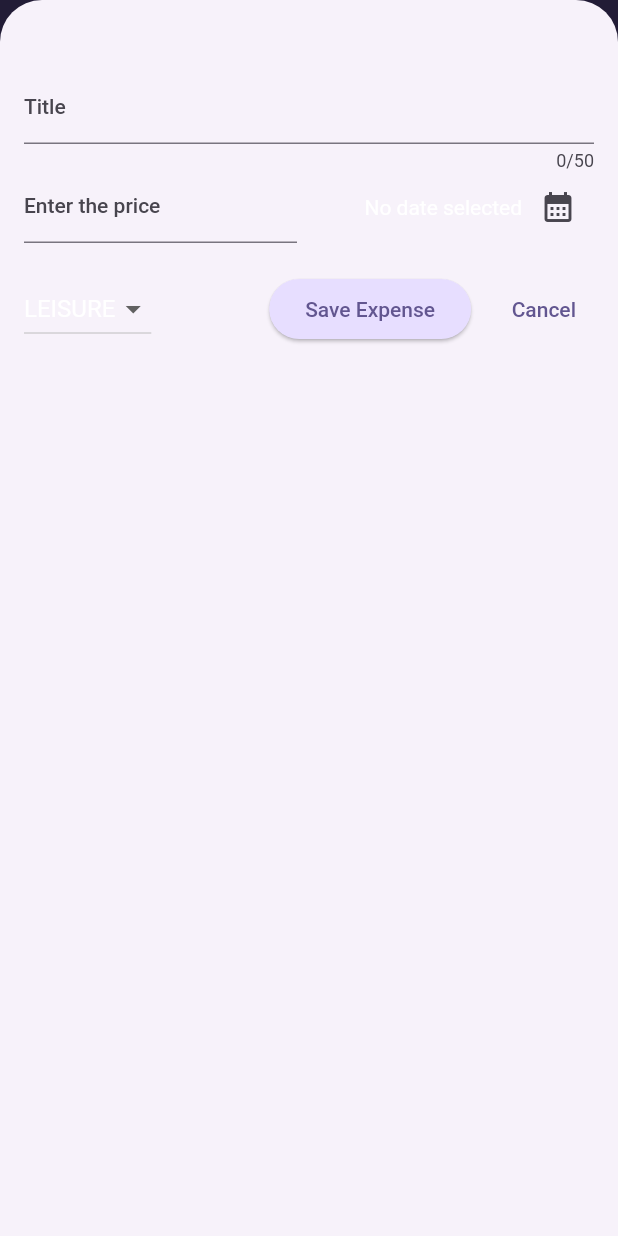
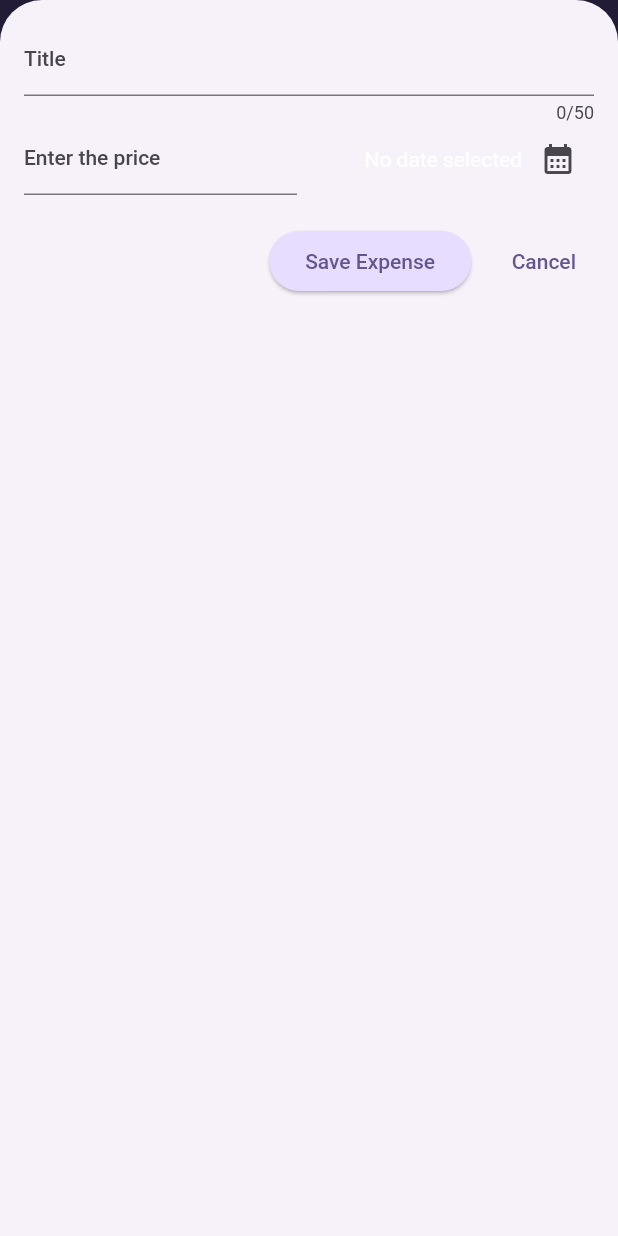
Before and after one commit to lotfiengineer/adding_interactivity, a Flutter app: the screen it shows after launch, after a tap on the "add" icon, on a phone screen of 412 x 824 dp. Run offline on Flutter 3.47's test engine with Material 2 defaults, Android fonts, the phone set to English and light mode, and no system bars.

Commit message:
The interactivity section is finished.

```diff
--- a/lib/widgets/expenses.dart
+++ b/lib/widgets/expenses.dart
@@ -1,8 +1,8 @@
 import 'package:flutter/material.dart';
 
+import 'package:expense_tracker/widgets/new_expense.dart';
+import 'package:expense_tracker/widgets/expenses_list/expenses_list.dart';
 import 'package:expense_tracker/models/expense.dart';
-import 'package:expense_tracker/widgets/expenses_list/expenses_list.dart';
-import 'package:expense_tracker/widgets/new_expense.dart';
 import 'package:expense_tracker/widgets/chart/chart.dart';
 
 class Expenses extends StatefulWidget {
@@ -17,34 +17,36 @@ class Expenses extends StatefulWidget {
 class _ExpensesState extends State<Expenses> {
   final List<Expense> _registeredExpenses = [
     Expense(
-      title: 'Dubai (Private Jet)',
-      amount: 20000,
-      date: DateTime.now(),
-      category: Category.travel,
-    ),
-    Expense(
-      title: 'Conquering the earth',
-      amount: 10,
+      title: 'Flutter Course',
+      amount: 19.99,
       date: DateTime.now(),
       category: Category.work,
     ),
     Expense(
-      title: "Stake",
-      amount: 1000,
+      title: 'Cinema',
+      amount: 15.69,
       date: DateTime.now(),
-      category: Category.food,
+      category: Category.leisure,
     ),
   ];
 
-  void _addNewExpense(Expense newExpense) {
+  void _openAddExpenseOverlay() {
+    showModalBottomSheet(
+      useSafeArea: true,
+      isScrollControlled: true,
+      context: context,
+      builder: (ctx) => NewExpense(onAddExpense: _addExpense),
+    );
+  }
+
+  void _addExpense(Expense expense) {
     setState(() {
-      _registeredExpenses.add(newExpense);
+      _registeredExpenses.add(expense);
     });
   }
 
   void _removeExpense(Expense expense) {
     final expenseIndex = _registeredExpenses.indexOf(expense);
-
     setState(() {
       _registeredExpenses.remove(expense);
     });
@@ -52,9 +54,9 @@ class _ExpensesState extends State<Expenses> {
     ScaffoldMessenger.of(context).showSnackBar(
       SnackBar(
         duration: const Duration(seconds: 3),
-        content: Text('Expense deleted.'),
+        content: const Text('Expense deleted.'),
         action: SnackBarAction(
-          label: "Undo",
+          label: 'Undo',
           onPressed: () {
             setState(() {
               _registeredExpenses.insert(expenseIndex, expense);
@@ -65,20 +67,12 @@ class _ExpensesState extends State<Expenses> {
     );
   }
 
-  void _openAddExpenseOverlay() {
-    showModalBottomSheet(
-      isScrollControlled: true,
-      context: context,
-      builder: (ctx) => NewExpense(
-        onAddExpense: _addNewExpense,
-      ),
-    );
-  }
-
   @override
   Widget build(BuildContext context) {
-    Widget mainContent = Center(
-      child: const Text("No expenses found. Start adding some!"),
+    final width = MediaQuery.of(context).size.width;
+
+    Widget mainContent = const Center(
+      child: Text('No expenses found. Start adding some!'),
     );
 
     if (_registeredExpenses.isNotEmpty) {
@@ -90,18 +84,28 @@ class _ExpensesState extends State<Expenses> {
 
     return Scaffold(
       appBar: AppBar(
-        title: const Text('Mohammad is a GOD'),
+        title: const Text('Flutter ExpenseTracker'),
         actions: [
-          // Actions wants a list of widgets.
           IconButton(
             onPressed: _openAddExpenseOverlay,
             icon: const Icon(Icons.add),
           ),
         ],
       ),
-      body: Column(
+      body: width < 600
+          ? Column(
               children: [
                 Chart(expenses: _registeredExpenses),
+                Expanded(
+                  child: mainContent,
+                ),
+              ],
+            )
+          : Row(
+              children: [
+                Expanded(
+                  child: Chart(expenses: _registeredExpenses),
+                ),
                 Expanded(
                   child: mainContent,
                 ),
--- a/lib/widgets/expenses_list/expense_item.dart
+++ b/lib/widgets/expenses_list/expense_item.dart
@@ -5,6 +5,7 @@ class ExpenseItem extends StatelessWidget {
   ExpenseItem(this.expense, {super.key});
 
   final Expense expense;
+
 
   Widget build(BuildContext context) {
     return Card(
--- a/lib/widgets/new_expense.dart
+++ b/lib/widgets/new_expense.dart
@@ -1,4 +1,7 @@
 import 'package:flutter/material.dart';
+import 'package:flutter/cupertino.dart';
+import 'dart:io';
+
 import 'package:expense_tracker/models/expense.dart';
 
 class NewExpense extends StatefulWidget {
@@ -33,17 +36,24 @@ class _NewExpenseState extends State<NewExpense> {
     });
   }
 
-  void _submitExpenseData() {
-    // also invalid amount
-    final enteredNumber = double.tryParse(_priceController.text);
-    final amountIsInvalid = enteredNumber == null || enteredNumber <= 0;
-
-    // Check if the date is invalid
-    final isDateInvalid = _selectedDate == null;
-
-    if (_titleController.text.trim().isEmpty ||
-        amountIsInvalid ||
-        isDateInvalid) {
+  void _showDialog() {
+    if (Platform.isIOS) {
+      showCupertinoDialog(
+        context: context,
+        builder: (ctx) => CupertinoAlertDialog(
+          title: const Text('Invalid input'),
+          content: const Text("Please make sure all the inputs are correct"),
+          actions: [
+            TextButton(
+              onPressed: () {
+                Navigator.pop(ctx);
+              },
+              child: const Text('Gotcha :)'),
+            ),
+          ],
+        ),
+      );
+    } else {
       // show error message
       showDialog(
         context: context,
@@ -60,7 +70,21 @@ class _NewExpenseState extends State<NewExpense> {
           ],
         ),
       );
+    }
+  }
 
+  void _submitExpenseData() {
+    // also invalid amount
+    final enteredNumber = double.tryParse(_priceController.text);
+    final amountIsInvalid = enteredNumber == null || enteredNumber <= 0;
+
+    // Check if the date is invalid
+    final isDateInvalid = _selectedDate == null;
+
+    if (_titleController.text.trim().isEmpty ||
+        amountIsInvalid ||
+        isDateInvalid) {
+      _showDialog();
       return;
     } else {
       final Expense newExpense = Expense(
@@ -84,11 +108,47 @@ class _NewExpenseState extends State<NewExpense> {
 
   @override
   Widget build(BuildContext context) {
-    // TODO: implement build
-    return Padding(
-      padding: const EdgeInsets.fromLTRB(16, 48, 16, 16),
+    final keyboardSpace = MediaQuery.of(context).viewInsets.bottom;
+
+    return LayoutBuilder(builder: (ctx, constraints) {
+      final width = constraints.maxWidth;
+
+      return SizedBox(
+        height: double.infinity,
+        child: SingleChildScrollView(
+          child: Padding(
+            padding: EdgeInsets.fromLTRB(16, 16, 16, keyboardSpace + 16),
             child: Column(
               children: [
+                if (width >= 600)
+                  Row(
+                    crossAxisAlignment: CrossAxisAlignment.start,
+                    children: [
+                      Expanded(
+                        child: TextField(
+                          controller: _titleController,
+                          maxLength: 50,
+                          decoration: const InputDecoration(
+                            label: Text('Title'),
+                          ),
+                        ),
+                      ),
+                      const SizedBox(
+                        width: 40,
+                      ),
+                      Expanded(
+                        child: TextField(
+                          controller: _priceController,
+                          keyboardType: TextInputType.number,
+                          decoration: const InputDecoration(
+                            label: Text("Enter the price"),
+                            prefix: Text("\$ "),
+                          ),
+                        ),
+                      ),
+                    ],
+                  )
+                else
                   TextField(
                     controller: _titleController,
                     maxLength: 50,
@@ -96,6 +156,48 @@ class _NewExpenseState extends State<NewExpense> {
                       label: Text('Title'),
                     ),
                   ),
+                if (width >= 600)
+                  Row(
+                    children: [
+                      DropdownButton(
+                        value: _selectedCategory,
+                        items: Category.values
+                            .map(
+                              (category) => DropdownMenuItem(
+                                value: category,
+                                child: Text(
+                                  category.name.toUpperCase(),
+                                ),
+                              ),
+                            )
+                            .toList(),
+                        onChanged: (value) {
+                          if (value == null) return;
+
+                          setState(() {
+                            _selectedCategory = value;
+                          });
+                        },
+                      ),
+                      const SizedBox(width: 24),
+                      Expanded(
+                        child: Row(
+                          mainAxisAlignment: MainAxisAlignment.end,
+                          crossAxisAlignment: CrossAxisAlignment.center,
+                          children: [
+                            Text(_selectedDate == null
+                                ? "No date selected"
+                                : formatter.format(_selectedDate!)),
+                            IconButton(
+                              onPressed: _presentDatePicker,
+                              icon: const Icon(Icons.calendar_month),
+                            )
+                          ],
+                        ),
+                      ),
+                    ],
+                  )
+                else
                   Row(
                     children: [
                       Expanded(
@@ -132,26 +234,6 @@ class _NewExpenseState extends State<NewExpense> {
                 Row(
                   children: [
                     // DropdownButton(items: Category.values.map((e) => DropdownMenuItem(child: Text('e.name'))), onChanged: (value) {}),
-              DropdownButton(
-                value: _selectedCategory,
-                items: Category.values
-                    .map(
-                      (category) => DropdownMenuItem(
-                        value: category,
-                        child: Text(
-                          category.name.toUpperCase(),
-                        ),
-                      ),
-                    )
-                    .toList(),
-                onChanged: (value) {
-                  if (value == null) return;
-
-                  setState(() {
-                    _selectedCategory = value;
-                  });
-                },
-              ),
                     const Spacer(),
                     ElevatedButton(
                       onPressed: _submitExpenseData,
@@ -170,6 +252,9 @@ class _NewExpenseState extends State<NewExpense> {
                 ),
               ],
             ),
+          ),
+        ),
       );
+    });
   }
 }
```
Also changed, not shown: lib/main.dart (+9 -2 lines), lib/models/expense.dart (line endings or trailing spaces). Lines whose indentation alone changed are shown as unchanged.
